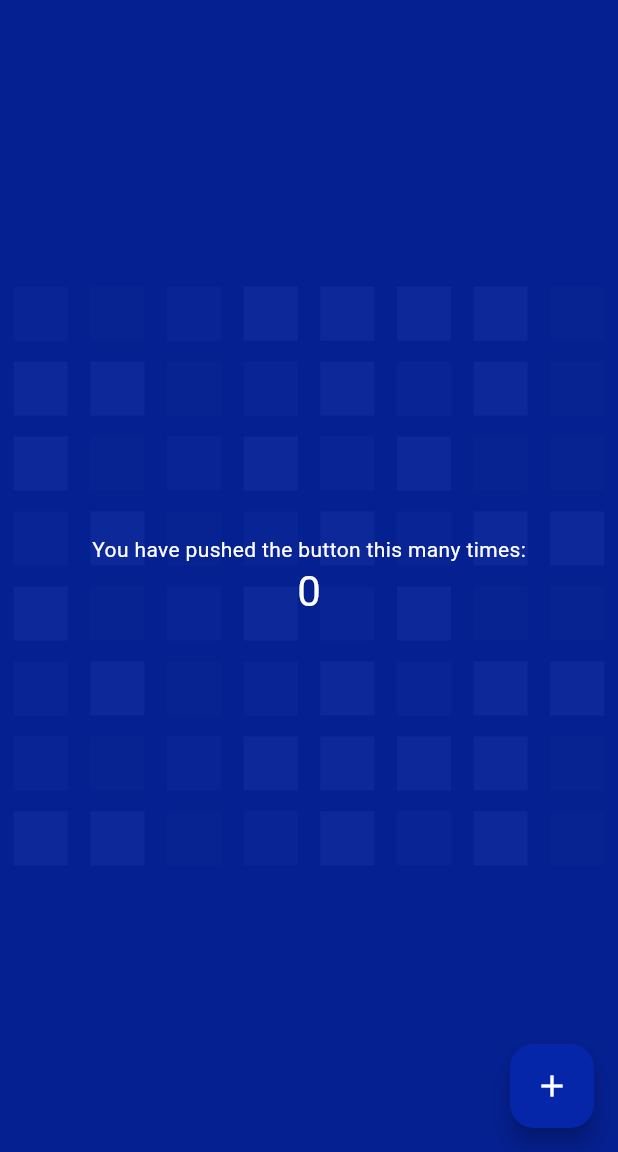
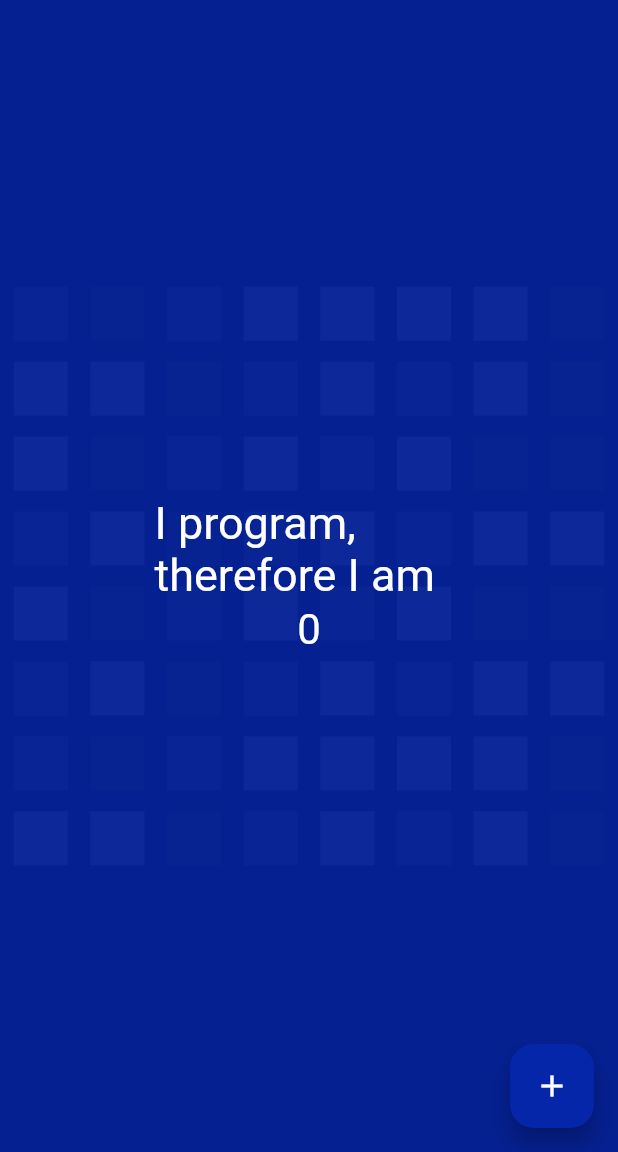
Before and after one commit to jpdata/javier_website, a Flutter app: the screen it shows after launch, on a phone screen of 412 x 824 dp, the part 84-1236 px from its top. Run offline on Flutter 3.47's test engine with Material 3 defaults, Android fonts, the phone set to English and light mode, and no system bars; drawn by our look-alikes of animated_text_kit; our stand-ins replace flutter_svg, flutter_svg_provider, go_router; Roboto replaces fonts that are missing (GalaxyBt); project files that could hold a hidden picture were left out.

Commit message:
Add new localization strings and integrate animated text in the home view

```diff
--- a/assets/l10n/app_en.arb
+++ b/assets/l10n/app_en.arb
@@ -8,5 +8,8 @@
     "contact_me_with_email": "Contact Me with Email",
     "about_me": "About Me",
 
-    "drawer_header": "How to reach Javi ..."
+    "drawer_header": "How to reach Javi ...",
+    "cogito_ergo_sum": "I program, therefore I am",
+    "doing_cool_stuf_with_porgramming_languages": "Doing cool stuff with programming languages"
+
 }
--- a/assets/l10n/app_es.arb
+++ b/assets/l10n/app_es.arb
@@ -8,5 +8,8 @@
     "contact_me_with_email": "Contáctame por correo electrónico",
     "about_me": "Sobre mí",
 
-    "drawer_header": "Como contactarme ..."
+    "drawer_header": "Como contactarme ...",
+    "cogito_ergo_sum": "Programo, luego existo",
+    "doing_cool_stuf_with_porgramming_languages": "Haciendo cosas chulas con lenguajes de programación"
+
 }
--- a/lib/core/l10n/app_localizations.dart
+++ b/lib/core/l10n/app_localizations.dart
@@ -134,6 +134,18 @@ abstract class AppLocalizations {
   /// In en, this message translates to:
   /// **'How to reach Javi ...'**
   String get drawer_header;
+
+  /// No description provided for @cogito_ergo_sum.
+  ///
+  /// In en, this message translates to:
+  /// **'I program, therefore I am'**
+  String get cogito_ergo_sum;
+
+  /// No description provided for @doing_cool_stuf_with_porgramming_languages.
+  ///
+  /// In en, this message translates to:
+  /// **'Doing cool stuff with programming languages'**
+  String get doing_cool_stuf_with_porgramming_languages;
 }
 
 class _AppLocalizationsDelegate extends LocalizationsDelegate<AppLocalizations> {
--- a/lib/core/l10n/app_localizations_en.dart
+++ b/lib/core/l10n/app_localizations_en.dart
@@ -24,4 +24,10 @@ class AppLocalizationsEn extends AppLocalizations {
 
   @override
   String get drawer_header => 'How to reach Javi ...';
+
+  @override
+  String get cogito_ergo_sum => 'I program, therefore I am';
+
+  @override
+  String get doing_cool_stuf_with_porgramming_languages => 'Doing cool stuff with programming languages';
 }
--- a/lib/core/l10n/app_localizations_es.dart
+++ b/lib/core/l10n/app_localizations_es.dart
@@ -24,4 +24,10 @@ class AppLocalizationsEs extends AppLocalizations {
 
   @override
   String get drawer_header => 'Como contactarme ...';
+
+  @override
+  String get cogito_ergo_sum => 'Programo, luego existo';
+
+  @override
+  String get doing_cool_stuf_with_porgramming_languages => 'Haciendo cosas chulas con lenguajes de programación';
 }
--- a/lib/view/home/home.dart
+++ b/lib/view/home/home.dart
@@ -1,5 +1,7 @@
+import 'package:animated_text_kit/animated_text_kit.dart';
 import 'package:flutter/material.dart';
 import 'package:flutter_svg_provider/flutter_svg_provider.dart';
+import 'package:javier_website/core/l10n/app_locale.dart';
 import 'package:javier_website/view/Themes/app_theme.dart';
 import 'package:javier_website/view/widgets/main_drawer.dart';
 
@@ -24,21 +26,6 @@ class _HomeState extends State<Home> {
   @override
   Widget build(BuildContext context) {
     return _scaffoldThenBackground();
-  }
-
-  Widget _backgroundThenScaffold() {
-    return Container(
-      decoration: BoxDecoration(
-        color: AppTheme.lightTheme.colorScheme.primary,
-        image: DecorationImage(
-          image: const Svg('assets/images/bg-tile-part-c.svg'),
-          repeat: ImageRepeat.repeat,
-          colorFilter: ColorFilter.mode(
-              Colors.black.withOpacity(0.5), BlendMode.dstATop),
-        ),
-      ),
-      child: _scaffoldItem(child: _scaffoldBody()),
-    );
   }
 
   Widget _scaffoldThenBackground() {
@@ -85,15 +72,13 @@ class _HomeState extends State<Home> {
     );
   }
 
-  Center _scaffoldBody() {
+  Widget _scaffoldBody() {
     return Center(
       child: Column(
         mainAxisAlignment: MainAxisAlignment.center,
         crossAxisAlignment: CrossAxisAlignment.center,
         children: <Widget>[
-          const Text(
-            'You have pushed the button this many times:',
-          ),
+          cogitoErgoSum(),
           Text(
             '$_counter',
             style: Theme.of(context).textTheme.headlineMedium,
@@ -102,4 +87,25 @@ class _HomeState extends State<Home> {
       ),
     );
   }
+
+  Widget cogitoErgoSum() => SizedBox(
+        width: MediaQuery.of(context).size.width * .5,
+        child: DefaultTextStyle(
+          style: const TextStyle(
+            fontSize: 30.0,
+            fontFamily: 'GalaxyBt',
+          ),
+          child: AnimatedTextKit(
+            totalRepeatCount: 1,
+            isRepeatingAnimation: false,
+            animatedTexts: [
+              TypewriterAnimatedText(localizations.cogito_ergo_sum,
+                  speed: const Duration(milliseconds: 200)),
+            ],
+            onTap: () {
+              print("Tap Event");
+            },
+          ),
+        ),
+      );
 }
```
Also changed, not shown: pubspec.yaml (+4 -3 lines), pubspec.lock.
